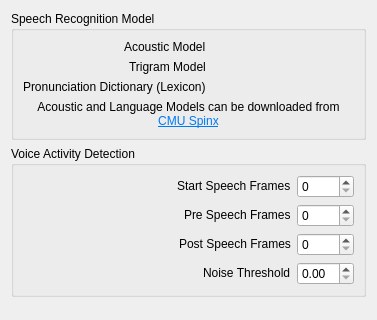
Old version of the form src/speechplugins/pocketsphinx/pocketsphinxconfigwidget.ui in the repository maxrd2/SubtitleComposer; both pictures show x 0 to 377 and y 0 to 320 of the 377 by 478 pixel window.
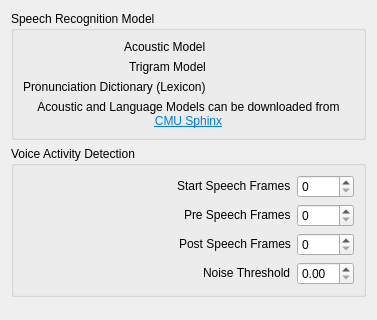
New version of the form. Custom widgets are drawn as their Qt base class.

Commit message: Fix typo Spinx -> Sphinx

```diff
--- a/src/speechplugins/pocketsphinx/pocketsphinxconfigwidget.ui
+++ b/src/speechplugins/pocketsphinx/pocketsphinxconfigwidget.ui
@@ -75,7 +75,7 @@
       <item row="4" column="0" colspan="2">
        <widget class="QLabel" name="label_modelInfoText">
         <property name="text">
-         <string>&lt;html&gt;&lt;head/&gt;&lt;body&gt;&lt;p align=&quot;center&quot;&gt;Acoustic and Language Models can be downloaded from &lt;a href=&quot;https://cmusphinx.github.io/wiki/download/&quot;&gt;&lt;span style=&quot; text-decoration: underline; color:#007af4;&quot;&gt;CMU Spinx&lt;/span&gt;&lt;/a&gt;&lt;/p&gt;&lt;/body&gt;&lt;/html&gt;</string>
+         <string>&lt;html&gt;&lt;head/&gt;&lt;body&gt;&lt;p align=&quot;center&quot;&gt;Acoustic and Language Models can be downloaded from &lt;a href=&quot;https://cmusphinx.github.io/wiki/download/&quot;&gt;&lt;span style=&quot; text-decoration: underline; color:#007af4;&quot;&gt;CMU Sphinx&lt;/span&gt;&lt;/a&gt;&lt;/p&gt;&lt;/body&gt;&lt;/html&gt;</string>
         </property>
         <property name="textFormat">
          <enum>Qt::RichText</enum>
```
